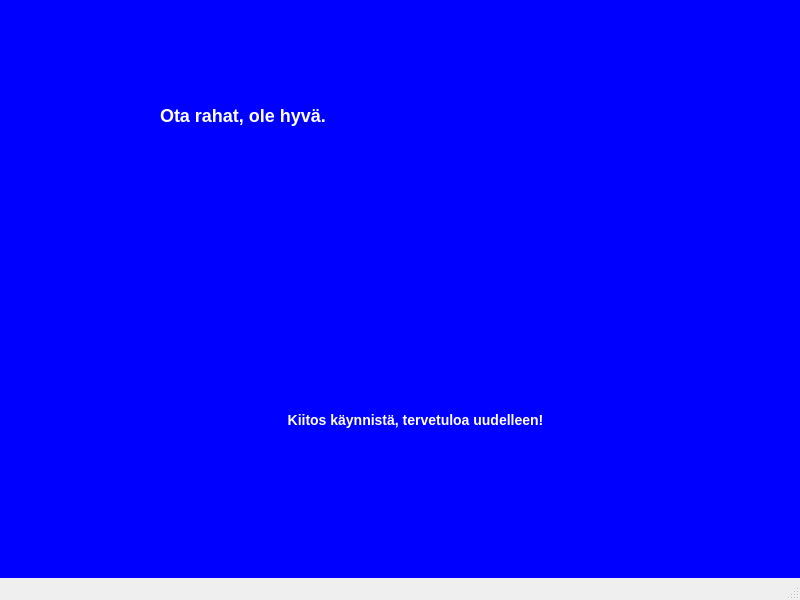
Old version of the form Pankkimaatti/bankautomat.ui in the repository tvt20kmo-ohjelmistokehitysprojekti/Group12.
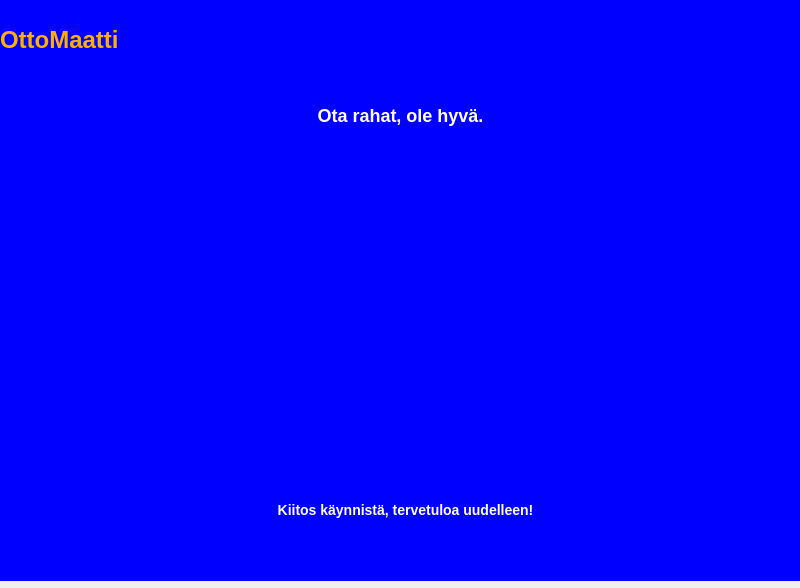
New version of the form. The open tabs and pages were chosen to show the change. Icons and pictures are not drawn.

Patch:
```diff
--- a/Pankkimaatti/bankautomat.ui
+++ b/Pankkimaatti/bankautomat.ui
@@ -7,7 +7,7 @@
     <x>0</x>
     <y>0</y>
     <width>800</width>
-    <height>600</height>
+    <height>588</height>
    </rect>
   </property>
   <property name="windowTitle">
@@ -709,22 +709,25 @@
      <widget class="QLabel" name="label_19">
       <property name="geometry">
        <rect>
-        <x>160</x>
+        <x>10</x>
         <y>70</y>
-        <width>451</width>
+        <width>781</width>
         <height>131</height>
        </rect>
       </property>
       <property name="text">
        <string>&lt;h2&gt;Ota rahat, ole hyvä.&lt;/h2&gt;</string>
       </property>
+      <property name="alignment">
+       <set>Qt::AlignCenter</set>
+      </property>
      </widget>
      <widget class="QLabel" name="label_20">
       <property name="geometry">
        <rect>
-        <x>50</x>
-        <y>390</y>
-        <width>731</width>
+        <x>10</x>
+        <y>480</y>
+        <width>791</width>
         <height>101</height>
        </rect>
       </property>
@@ -738,10 +741,10 @@
      <widget class="QLabel" name="label_21">
       <property name="geometry">
        <rect>
-        <x>80</x>
-        <y>210</y>
-        <width>651</width>
-        <height>161</height>
+        <x>10</x>
+        <y>160</y>
+        <width>781</width>
+        <height>341</height>
        </rect>
       </property>
       <property name="styleSheet">
@@ -753,20 +756,25 @@
        <string/>
       </property>
      </widget>
+     <widget class="QLabel" name="label_22">
+      <property name="geometry">
+       <rect>
+        <x>0</x>
+        <y>20</y>
+        <width>301</width>
+        <height>81</height>
+       </rect>
+      </property>
+      <property name="styleSheet">
+       <string notr="true">color:rgb(255, 175, 0);</string>
+      </property>
+      <property name="text">
+       <string>&lt;h1&gt;OttoMaatti&lt;/h1&gt;</string>
+      </property>
+     </widget>
     </widget>
    </widget>
   </widget>
-  <widget class="QMenuBar" name="menubar">
-   <property name="geometry">
-    <rect>
-     <x>0</x>
-     <y>0</y>
-     <width>800</width>
-     <height>20</height>
-    </rect>
-   </property>
-  </widget>
-  <widget class="QStatusBar" name="statusbar"/>
  </widget>
  <resources/>
  <connections/>
```
Left out of the diff: 80 changed lines with no effect on the pictures.
